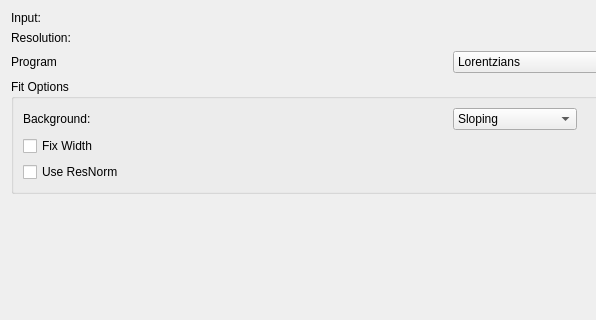
Above: MantidQt/CustomInterfaces/inc/MantidQtCustomInterfaces/Indirect/Quasi.ui from mantidproject/mantid before the change; both pictures show x 0 to 596 and y 0 to 320 of the 900 by 600 pixel window. Below: the same form after it.
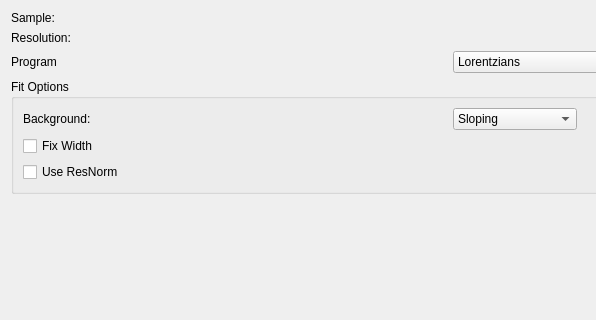
That is the form after the change. Custom widgets are drawn as their Qt base class.

Commit message: Refs #17262 quasi rename input to sample

What changed in the file:
```diff
--- a/MantidQt/CustomInterfaces/inc/MantidQtCustomInterfaces/Indirect/Quasi.ui
+++ b/MantidQt/CustomInterfaces/inc/MantidQtCustomInterfaces/Indirect/Quasi.ui
@@ -51,7 +51,7 @@
      <item row="0" column="0">
       <widget class="QLabel" name="lblInput">
        <property name="text">
-        <string>Input:</string>
+        <string>Sample:</string>
        </property>
       </widget>
      </item>
```
Left out of the diff: 2 changed lines with no effect on the pictures.
